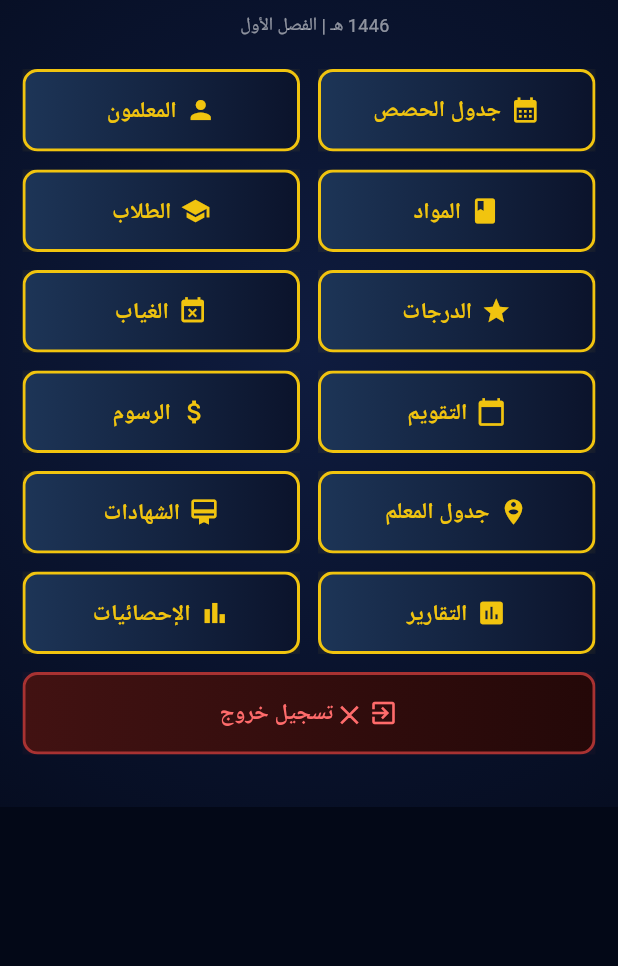
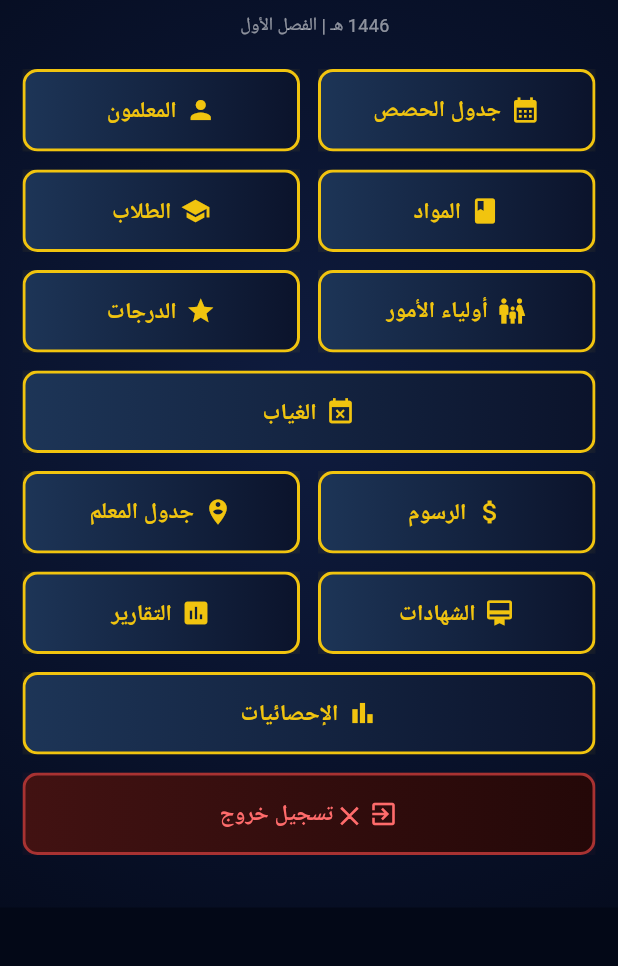
Before and after one commit to alfadniahapp-art/fadnia-school-app, a Flutter app: the HomeScreen screen opened directly, on a phone screen of 412 x 824 dp, the part 105-1071 px from its top. Run offline on Flutter 3.47's test engine with Material 3 defaults, Android fonts, the light colour scheme and no system bars; our stand-ins replace file_picker, fl_chart, flutter_local_notifications, google_fonts, image_picker, pdf and 4 more; missing offline and left inert: excel; accounts and stored records are empty; Roboto replaces fonts that are missing (Changa).

Commit message:
Update home_screen.dart

```diff
--- a/lib/screens/home_screen.dart
+++ b/lib/screens/home_screen.dart
@@ -9,6 +9,7 @@ import 'schedule_screen.dart';
 import 'teachers_screen.dart';
 import 'subjects_screen.dart';
 import 'students_screen.dart';
+import 'guardians_screen.dart';
 import 'grades_screen.dart';
 import 'attendance_screen.dart';
 import 'reports_screen.dart';
@@ -36,6 +37,7 @@ class HomeScreen extends StatelessWidget {
             padding: const EdgeInsets.all(15),
             child: Column(
               children: [
+                // ============ الترويسة ============
                 Row(
                   children: [
                     const SizedBox(width: 40),
@@ -43,21 +45,25 @@ class HomeScreen extends StatelessWidget {
                       child: Column(
                         children: [
                           Text(data.name, style: AppTheme.titleStyle),
-                          Text("المرحلة ${data.stage} - ${data.type}",
-                              style: AppTheme.subtitleStyle),
+                          Text(
+                            "المرحلة ${data.stage} - ${data.type}",
+                            style: AppTheme.subtitleStyle,
+                          ),
                           const SizedBox(height: 4),
                           Text(
-                              "${settings.academicYear} | ${settings.semester}",
-                              style: const TextStyle(
-                                  color: Colors.white54,
-                                  fontSize: 12,
-                                  fontFamily: 'Changa')),
+                            "${settings.academicYear} | ${settings.semester}",
+                            style: const TextStyle(
+                              color: Colors.white54,
+                              fontSize: 12,
+                              fontFamily: 'Changa',
+                            ),
+                          ),
                         ],
                       ),
                     ),
                     IconButton(
-                      icon: const Icon(Icons.settings,
-                          color: AppColors.gold),
+                      icon: Icon(Icons.settings,
+                          color: settings.primaryColor),
                       onPressed: () => Navigator.push(
                         context,
                         MaterialPageRoute(
@@ -67,103 +73,12 @@ class HomeScreen extends StatelessWidget {
                   ],
                 ),
                 const SizedBox(height: 20),
+
+                // ============ الأزرار الديناميكية ============
                 ConstrainedBox(
                   constraints: const BoxConstraints(maxWidth: 500),
                   child: Column(
-                    children: [
-                      Row(children: [
-                        NavButton(
-                          label: "جدول الحصص",
-                          icon: Icons.calendar_month,
-                          onTap: () => _nav(context, const ScheduleScreen()),
-                        ),
-                        const SizedBox(width: 12),
-                        NavButton(
-                          label: "المعلمون",
-                          icon: Icons.person,
-                          onTap: () => _nav(context, const TeachersScreen()),
-                        ),
-                      ]),
-                      const SizedBox(height: 12),
-                      Row(children: [
-                        NavButton(
-                          label: "المواد",
-                          icon: Icons.book,
-                          onTap: () => _nav(context, const SubjectsScreen()),
-                        ),
-                        const SizedBox(width: 12),
-                        NavButton(
-                          label: "الطلاب",
-                          icon: Icons.school,
-                          onTap: () => _nav(context, const StudentsScreen()),
-                        ),
-                      ]),
-                      const SizedBox(height: 12),
-                      Row(children: [
-                        NavButton(
-                          label: "الدرجات",
-                          icon: Icons.grade,
-                          onTap: () => _nav(context, const GradesScreen()),
-                        ),
-                        const SizedBox(width: 12),
-                        NavButton(
-                          label: "الغياب",
-                          icon: Icons.event_busy,
-                          onTap: () => _nav(context, const AttendanceScreen()),
-                        ),
-                      ]),
-                      const SizedBox(height: 12),
-                      Row(children: [
-                        NavButton(
-                          label: "التقويم",
-                          icon: Icons.calendar_today,
-                          onTap: () => _nav(context, const CalendarScreen()),
-                        ),
-                        const SizedBox(width: 12),
-                        NavButton(
-                          label: "الرسوم",
-                          icon: Icons.attach_money,
-                          onTap: () => _nav(context, const FeesScreen()),
-                        ),
-                      ]),
-                      const SizedBox(height: 12),
-                      Row(children: [
-                        NavButton(
-                          label: "جدول المعلم",
-                          icon: Icons.person_pin_circle,
-                          onTap: () => _nav(context, const TeacherDailyScreen()),
-                        ),
-                        const SizedBox(width: 12),
-                        NavButton(
-                          label: "الشهادات",
-                          icon: Icons.card_membership,
-                          onTap: () => _nav(context, const CertificatesScreen()),
-                        ),
-                      ]),
-                      const SizedBox(height: 12),
-                      Row(children: [
-                        NavButton(
-                          label: "التقارير",
-                          icon: Icons.assessment,
-                          onTap: () => _nav(context, const ReportsScreen()),
-                        ),
-                        const SizedBox(width: 12),
-                        NavButton(
-                          label: "الإحصائيات",
-                          icon: Icons.bar_chart,
-                          onTap: () => _nav(context, const StatsScreen()),
-                        ),
-                      ]),
-                      const SizedBox(height: 12),
-                      Row(children: [
-                        NavButton(
-                          label: "✕ تسجيل خروج",
-                          isExit: true,
-                          icon: Icons.exit_to_app,
-                          onTap: () => _confirmExit(context),
-                        ),
-                      ]),
-                    ],
+                    children: _buildButtons(context, settings),
                   ),
                 ),
                 const SizedBox(height: 20),
@@ -173,6 +88,91 @@ class HomeScreen extends StatelessWidget {
         ),
       ),
     );
+  }
+
+  List<Widget> _buildButtons(
+      BuildContext context, SettingsProvider settings) {
+    final buttons = <Widget>[];
+
+    void addRow(Widget? a, Widget? b) {
+      if (a == null && b == null) return;
+      if (a != null && b != null) {
+        buttons.add(Row(children: [a, const SizedBox(width: 12), b]));
+      } else {
+        buttons.add(Row(children: [a ?? b!]));
+      }
+      buttons.add(const SizedBox(height: 12));
+    }
+
+    Widget? btn(String key, String label, IconData icon, Widget screen) {
+      if (!settings.isEnabled(key)) return null;
+      return NavButton(
+        label: label,
+        icon: icon,
+        onTap: () => _nav(context, screen),
+      );
+    }
+
+    // الصف 1: جدول + معلمون
+    addRow(
+      btn('schedule', 'جدول الحصص', Icons.calendar_month,
+          const ScheduleScreen()),
+      btn('teachers', 'المعلمون', Icons.person, const TeachersScreen()),
+    );
+
+    // الصف 2: مواد + طلاب
+    addRow(
+      btn('subjects', 'المواد', Icons.book, const SubjectsScreen()),
+      btn('students', 'الطلاب', Icons.school, const StudentsScreen()),
+    );
+
+    // الصف 3: أولياء الأمور + الدرجات
+    addRow(
+      btn('guardians', 'أولياء الأمور', Icons.family_restroom,
+          const GuardiansScreen()),
+      btn('grades', 'الدرجات', Icons.grade, const GradesScreen()),
+    );
+
+    // الصف 4: الغياب + التقويم
+    addRow(
+      btn('attendance', 'الغياب', Icons.event_busy,
+          const AttendanceScreen()),
+      btn('calendar', 'التقويم', Icons.calendar_today,
+          const CalendarScreen()),
+    );
+
+    // الصف 5: الرسوم + جدول المعلم
+    addRow(
+      btn('fees', 'الرسوم', Icons.attach_money, const FeesScreen()),
+      btn('teacherDaily', 'جدول المعلم', Icons.person_pin_circle,
+          const TeacherDailyScreen()),
+    );
+
+    // الصف 6: الشهادات + التقارير
+    addRow(
+      btn('certificates', 'الشهادات', Icons.card_membership,
+          const CertificatesScreen()),
+      btn('reports', 'التقارير', Icons.assessment,
+          const ReportsScreen()),
+    );
+
+    // الصف 7: الإحصائيات
+    addRow(
+      btn('stats', 'الإحصائيات', Icons.bar_chart, const StatsScreen()),
+      null,
+    );
+
+    // زر تسجيل الخروج دائماً
+    buttons.add(Row(children: [
+      NavButton(
+        label: "✕ تسجيل خروج",
+        isExit: true,
+        icon: Icons.exit_to_app,
+        onTap: () => _confirmExit(context),
+      ),
+    ]));
+
+    return buttons;
   }
 
   void _nav(BuildContext context, Widget screen) {
@@ -185,13 +185,15 @@ class HomeScreen extends StatelessWidget {
       builder: (_) => AlertDialog(
         backgroundColor: AppColors.darkNavy,
         title: const Text("تأكيد",
-            style: TextStyle(color: AppColors.gold, fontFamily: 'Changa')),
+            style: TextStyle(
+                color: AppColors.gold, fontFamily: 'Changa')),
         content: const Text("هل تريد الخروج من الحساب؟",
             style: TextStyle(color: Colors.white, fontFamily: 'Changa')),
         actions: [
           TextButton(
-              onPressed: () => Navigator.pop(context),
-              child: const Text("إلغاء")),
+            onPressed: () => Navigator.pop(context),
+            child: const Text("إلغاء"),
+          ),
           TextButton(
             onPressed: () async {
               await AuthService.setLoggedIn(false);
```
